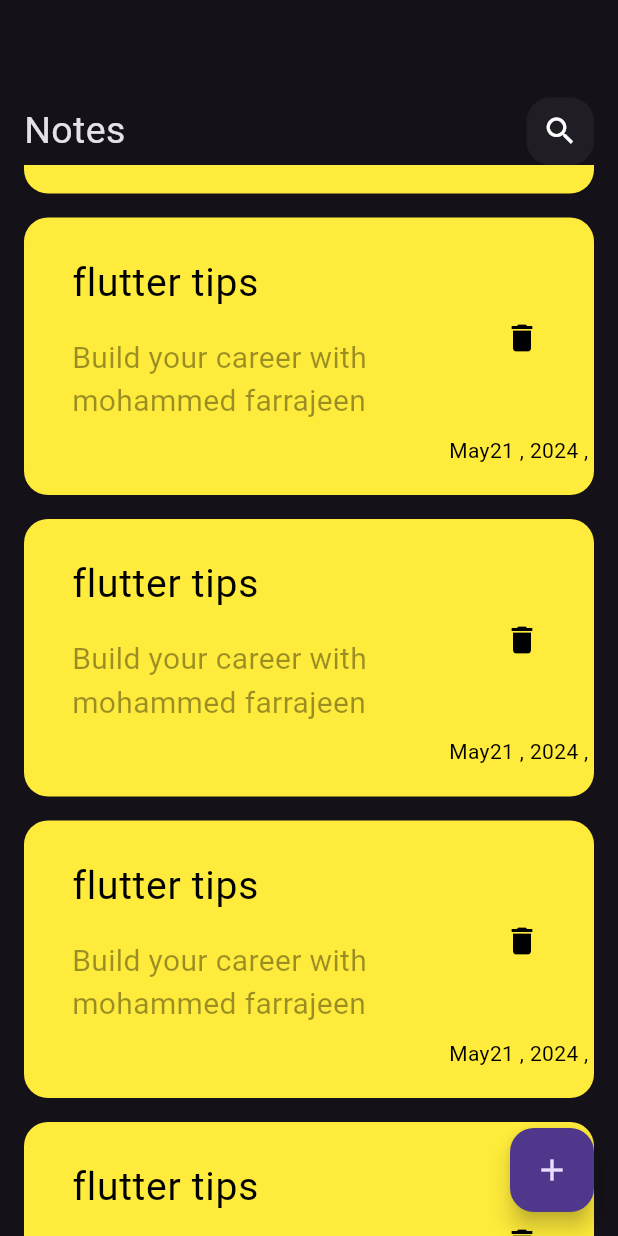
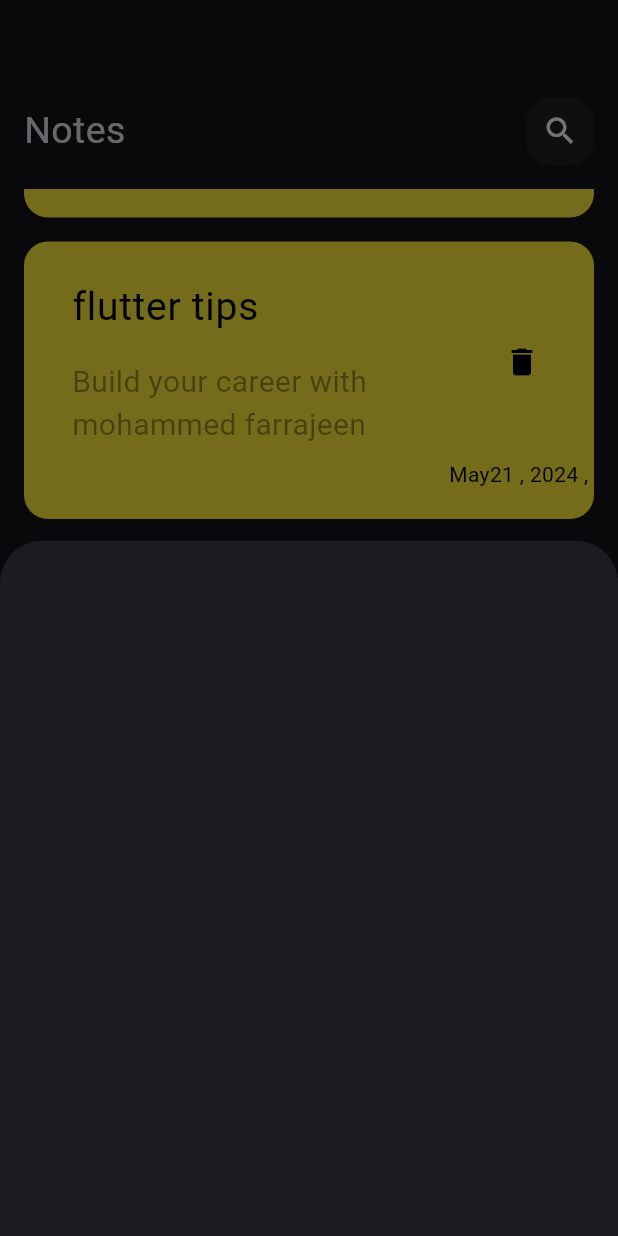
Before and after one commit to m07amadd/notes_app, a Flutter app: the screen it shows after launch, scrolled down 576 dp, after a tap on the "add" icon, on a phone screen of 412 x 824 dp. Run offline on Flutter 3.47's test engine with Material 3 defaults, Android fonts, the phone set to English and light mode, and no system bars.

Commit message:
show model botton sheet

```diff
--- a/lib/views/notes_views.dart
+++ b/lib/views/notes_views.dart
@@ -1,4 +1,5 @@
 import 'package:flutter/material.dart';
+import 'package:noteapp/widgets/add_note_botton.dart';
 import 'package:noteapp/widgets/notes_view_body.dart';
 
 class NotesViews extends StatelessWidget {
@@ -8,7 +9,13 @@ class NotesViews extends StatelessWidget {
   Widget build(BuildContext context) {
     return Scaffold(
       floatingActionButton: FloatingActionButton(
-        onPressed: () {},
+        onPressed: () {
+          showModalBottomSheet(
+              context: context,
+              builder: (context) {
+                return AddNoteButton();
+              });
+        },
         child: const Icon(Icons.add),
       ),
       body: NotesViewBody(),
--- /dev/null
+++ b/lib/widgets/add_note_botton.dart
@@ -0,0 +1,10 @@
+import 'package:flutter/material.dart';
+
+class AddNoteButton extends StatelessWidget {
+  const AddNoteButton({super.key});
+
+  @override
+  Widget build(BuildContext context) {
+    return Container();
+  }
+}
--- a/lib/widgets/notes_list_view.dart
+++ b/lib/widgets/notes_list_view.dart
@@ -6,11 +6,16 @@ class NotesListView extends StatelessWidget {
 
   @override
   Widget build(BuildContext context) {
-    return ListView.builder(itemBuilder: (context, index) {
-      return Padding(
-        padding: const EdgeInsets.symmetric(vertical: 8),
-        child: const NoteItem(),
-      );
-    });
+    return Padding(
+      padding: const EdgeInsets.symmetric(vertical: 16),
+      child: ListView.builder(
+          padding: EdgeInsets.zero,
+          itemBuilder: (context, index) {
+            return Padding(
+              padding: const EdgeInsets.symmetric(vertical: 8),
+              child: const NoteItem(),
+            );
+          }),
+    );
   }
 }
```
